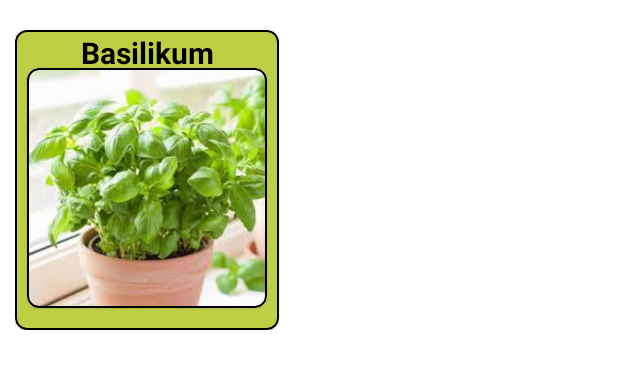
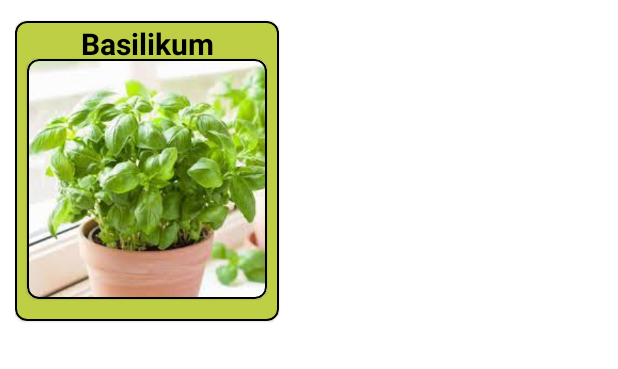
Before and after one commit to MarcoWeinmann/Gartenzwerg, an Android app: the layout list_item.xml on its own in the app's theme, with its tools: preview values and no code run, on a phone screen of 412 x 824 dp. Shown: the top 369 px of the screen. Run offline under Robolectric (Android 15) with nearby library versions, the phone set to English and light mode, and no system bars.

Commit message:
Rechnung für Mein Beet ist fertig List item Margins korregiert

```diff
--- a/app/src/main/res/layout/fragment_beet.xml
+++ b/app/src/main/res/layout/fragment_beet.xml
@@ -154,7 +154,7 @@
                         android:layout_height="wrap_content"
                         android:layout_marginTop="12dp"
                         android:ems="10"
-                        android:inputType="number"
+                        android:inputType="number|numberDecimal"
                         app:layout_constraintEnd_toEndOf="parent"
                         app:layout_constraintStart_toEndOf="@+id/tvBeetLänge"
                         app:layout_constraintTop_toBottomOf="@+id/evBeetName" />
@@ -165,7 +165,7 @@
                         android:layout_height="wrap_content"
                         android:layout_marginTop="12dp"
                         android:ems="10"
-                        android:inputType="number"
+                        android:inputType="number|numberDecimal"
                         app:layout_constraintEnd_toEndOf="parent"
                         app:layout_constraintHorizontal_bias="0.523"
                         app:layout_constraintStart_toEndOf="@+id/tvBeetBreite"
--- a/app/src/main/res/layout/list_item.xml
+++ b/app/src/main/res/layout/list_item.xml
@@ -9,7 +9,7 @@
 
     <androidx.constraintlayout.widget.ConstraintLayout
         android:layout_width="188dp"
-        android:layout_height="210dp"
+        android:layout_height="216dp"
         android:layout_marginLeft="10dp"
         android:layout_marginTop="10dp">
 
@@ -18,7 +18,9 @@
             android:layout_width="176dp"
             android:layout_height="200dp"
 
+            android:layout_marginTop="12dp"
             android:layout_marginRight="12dp"
+            android:layout_marginBottom="12dp"
             app:cardBackgroundColor="@color/apfelgrün"
             app:cardCornerRadius="8dp"
             app:layout_constraintBottom_toBottomOf="parent"
```
Also changed, not shown: app/src/main/java/de/syntaxinstitut/gartenzwerg/MainViewModel.kt (+5 -2 lines), app/src/main/java/de/syntaxinstitut/gartenzwerg/ui/beet/BeetFragment.kt (+7 -3 lines).
